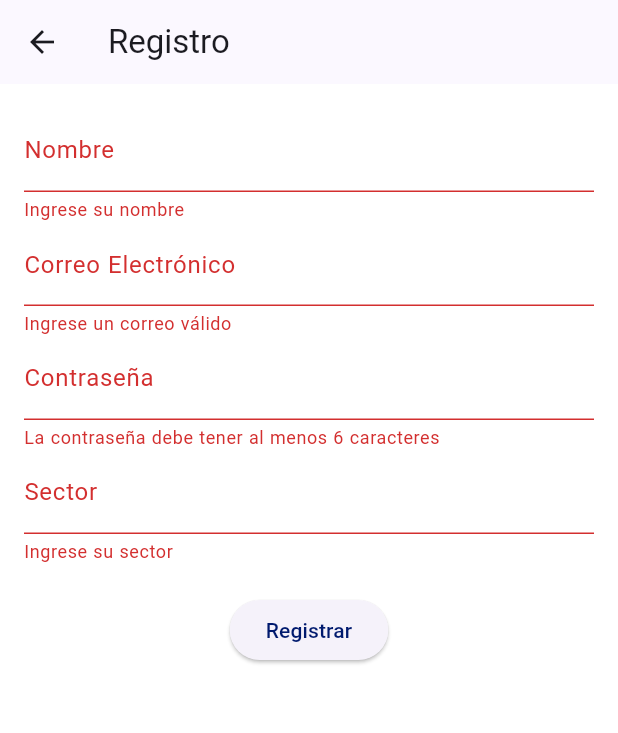
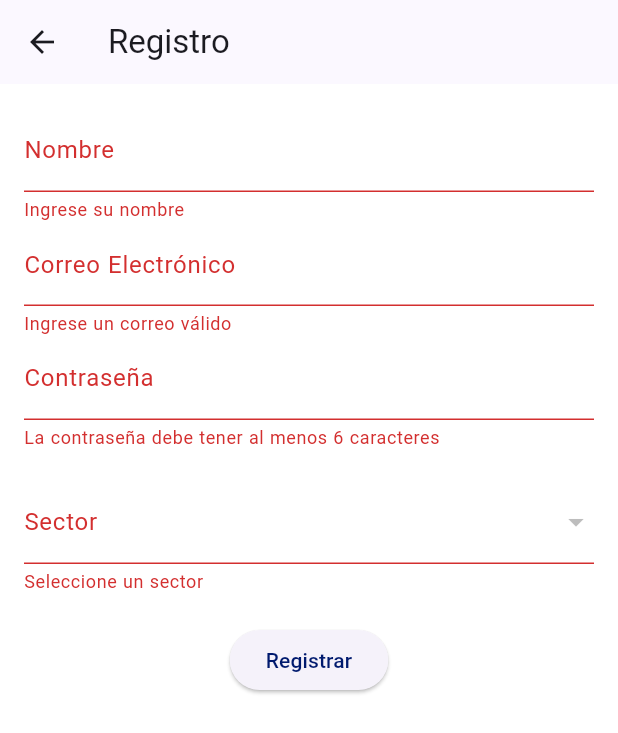
Before and after one commit to AngelPabloSC/proyecto_barrion, a Flutter app: the RegisterScreen screen opened by its route, after a tap on "Registrar", on a phone screen of 412 x 824 dp. Shown: the top 733 px of the screen. Run offline on Flutter 3.47's test engine with Material 3 defaults, Android fonts, the phone set to English and light mode, and no system bars; our stand-ins replace firebase_core, firebase_messaging, google_fonts; accounts and stored records are empty; network calls fail.

Commit message:
hola
cabezaBola

```diff
--- /dev/null
+++ b/lib/models/sector_model.dart
@@ -0,0 +1,20 @@
+class Sector {
+  final String id;
+  final String name;
+
+  Sector({required this.id, required this.name});
+
+  factory Sector.fromJson(Map<String, dynamic> json) {
+    return Sector(
+      id: json['_id'] ?? '',  // Asegúrate de que el backend envía un campo "_id"
+      name: json['name'] ?? '',
+    );
+  }
+
+  Map<String, dynamic> toJson() {
+    return {
+      '_id': id,
+      'name': name,
+    };
+  }
+}
--- a/lib/screens/register_screen.dart
+++ b/lib/screens/register_screen.dart
@@ -2,6 +2,8 @@ import 'package:flutter/material.dart';
 import 'package:proyecto_barrion/services/auth_service.dart';
 import 'package:proyecto_barrion/models/user_model.dart';
 import 'package:proyecto_barrion/services/notification_service.dart';
+import 'package:proyecto_barrion/services/sector_service.dart';
+import 'package:proyecto_barrion/models/sector_model.dart';
 
 class RegisterScreen extends StatefulWidget {
   @override
@@ -13,10 +15,32 @@ class _RegisterScreenState extends State<RegisterScreen> {
   final TextEditingController _nameController = TextEditingController();
   final TextEditingController _emailController = TextEditingController();
   final TextEditingController _passwordController = TextEditingController();
-  final TextEditingController _sectorController = TextEditingController();
   final AuthService _authService = AuthService();
+  final SectorService _sectorService = SectorService();
+
   bool _isLoading = false;
+  String? _selectedSector; // Variable para el sector seleccionado
+  List<Sector> _sectors = []; // Lista de sectores disponibles
 
+  @override
+  void initState() {
+    super.initState();
+    _fetchSectors();
+  }
+
+  /// Obtiene los sectores desde el servicio
+  void _fetchSectors() async {
+    try {
+      List<Sector> sectors = await _sectorService.getAllSectors();
+      setState(() {
+        _sectors = sectors;
+      });
+    } catch (e) {
+      print("Error al obtener sectores: $e");
+    }
+  }
+
+  /// Registra al usuario con los datos ingresados
   void _registerUser() async {
     if (_formKey.currentState!.validate()) {
       setState(() {
@@ -28,16 +52,14 @@ class _RegisterScreenState extends State<RegisterScreen> {
         name: _nameController.text,
         email: _emailController.text,
         password: _passwordController.text,
-        sector: _sectorController.text,
+        sector: _selectedSector ?? "", // Solo enviamos el nombre del sector
         deviceToken: deviceToken ?? "",
       );
 
       try {
-        // Intentar registrar al usuario
         await _authService.registerUser(user);
         _showSuccessDialog();
       } catch (e) {
-        // Mostrar el mensaje del error del servidor
         _showErrorDialog(e.toString());
       } finally {
         setState(() {
@@ -98,8 +120,7 @@ class _RegisterScreenState extends State<RegisterScreen> {
                 controller: _emailController,
                 decoration: InputDecoration(labelText: "Correo Electrónico"),
                 keyboardType: TextInputType.emailAddress,
-                validator: (value) =>
-                value!.isEmpty ? "Ingrese un correo válido" : null,
+                validator: (value) => value!.isEmpty ? "Ingrese un correo válido" : null,
               ),
               TextFormField(
                 controller: _passwordController,
@@ -108,10 +129,23 @@ class _RegisterScreenState extends State<RegisterScreen> {
                 validator: (value) =>
                 value!.length < 6 ? "La contraseña debe tener al menos 6 caracteres" : null,
               ),
-              TextFormField(
-                controller: _sectorController,
+              SizedBox(height: 20),
+              // Dropdown para seleccionar sector
+              DropdownButtonFormField<String>(
+                value: _selectedSector,
                 decoration: InputDecoration(labelText: "Sector"),
-                validator: (value) => value!.isEmpty ? "Ingrese su sector" : null,
+                items: _sectors.map((Sector sector) {
+                  return DropdownMenuItem<String>(
+                    value: sector.name,
+                    child: Text(sector.name),
+                  );
+                }).toList(),
+                onChanged: (String? value) {
+                  setState(() {
+                    _selectedSector = value;
+                  });
+                },
+                validator: (value) => value == null ? "Seleccione un sector" : null,
               ),
               SizedBox(height: 20),
               _isLoading
--- /dev/null
+++ b/lib/services/sector_service.dart
@@ -0,0 +1,35 @@
+import 'package:http/http.dart' as http;
+import 'dart:convert';
+import 'package:proyecto_barrion/models/sector_model.dart';
+import 'package:proyecto_barrion/core/constants/constants.dart';
+
+class SectorService {
+  final String _endPointSector = "/sector/getAllSectors";
+
+  Future<List<Sector>> getAllSectors() async {
+    try {
+      var response = await http.post(
+        Uri.parse("$domain$_endPointSector"),
+        headers: {"Content-Type": "application/json"},
+        body: jsonEncode({}), // Body vacío si el servidor lo requiere
+      );
+
+      print("Respuesta del servidor: ${response.body}");
+
+      if (response.statusCode == 200) {
+        var jsonResponse = jsonDecode(response.body);
+
+        // Acceder a la lista de sectores dentro de "data"
+        List<dynamic> sectorList = jsonResponse["data"]["sectors"];
+
+        return sectorList.map((sector) => Sector.fromJson(sector)).toList();
+      } else {
+        print('Error en la solicitud: Código ${response.statusCode}');
+        throw Exception('Error al obtener sectores: Código ${response.statusCode}');
+      }
+    } catch (e) {
+      print('Error en getAllSectors: $e');
+      throw Exception('Error en getAllSectors: $e');
+    }
+  }
+}
```
